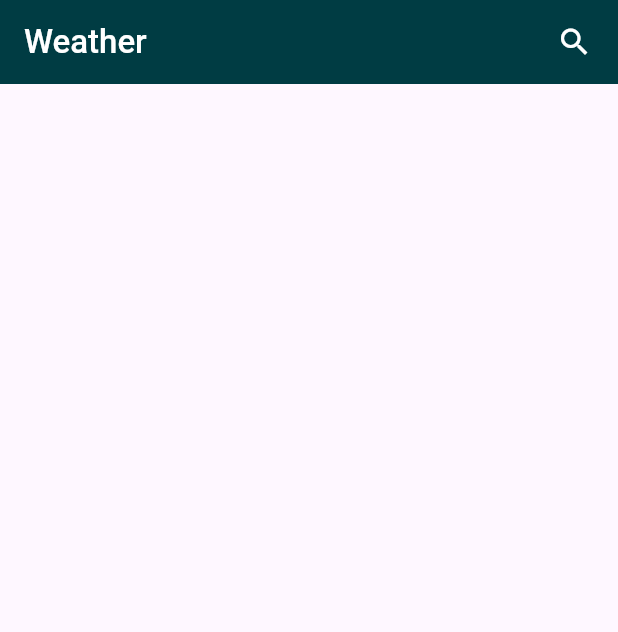
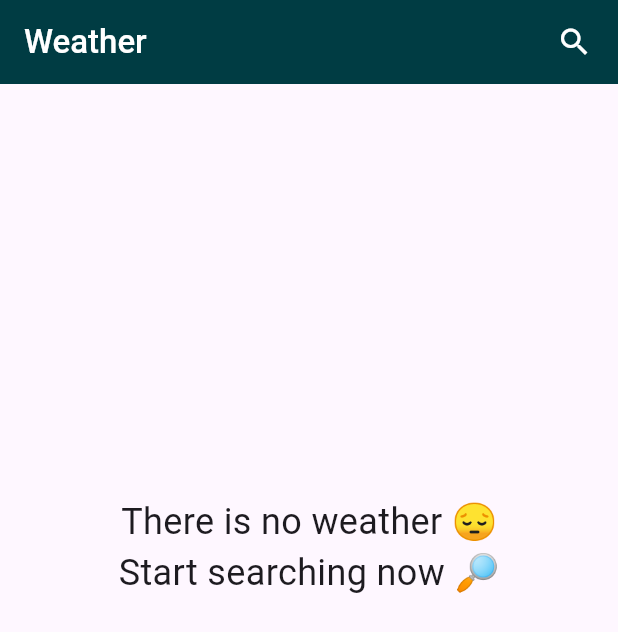
Before and after one commit to amirrrra/Weather-App, a Flutter app: the screen it shows after launch, on a phone screen of 412 x 824 dp. Shown: the top 632 px of the screen. Run offline on Flutter 3.47's test engine with Material 3 defaults, Android fonts, the phone set to English and light mode, and no system bars.

Commit message:
build no weather widget

```diff
--- a/lib/views/home_view.dart
+++ b/lib/views/home_view.dart
@@ -1,5 +1,6 @@
 import 'package:flutter/material.dart';
 import 'package:weather_app/widgets/app_bar_widget.dart';
+import 'package:weather_app/widgets/no_weather_data_widget.dart';
 
 class HomeView extends StatelessWidget {
   const HomeView({super.key});
@@ -8,6 +9,7 @@ class HomeView extends StatelessWidget {
   Widget build(BuildContext context) {
     return const Scaffold(
       appBar: AppBarWidget(),
+      body: NoWeatherDataWidget(),
     );
   }
 }
--- /dev/null
+++ b/lib/widgets/no_weather_data_widget.dart
@@ -0,0 +1,30 @@
+import 'package:flutter/material.dart';
+
+class NoWeatherDataWidget extends StatelessWidget {
+  const NoWeatherDataWidget({
+    super.key,
+  });
+
+  @override
+  Widget build(BuildContext context) {
+    var textStyle = const TextStyle(fontSize: 24);
+    double screenHeight = MediaQuery.of(context).size.height;
+    return Center(
+      child: Column(
+        children: [
+          SizedBox(
+            height: screenHeight/3,
+          ),
+          Text(
+            'There is no weather 😔',
+            style: textStyle,
+          ),
+          Text(
+            'Start searching now 🔎',
+            style: textStyle,
+          ),
+        ],
+      ),
+    );
+  }
+}
```
